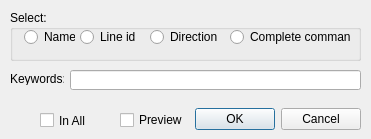
Above: icurve_v2.0.1/icurve/resource/icv_curve_filter.ui from Sunfe/icurve before the change. Below: the same form after it.
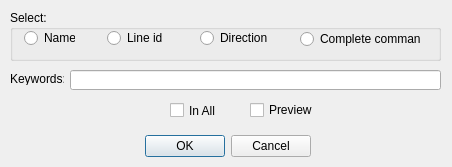
That is the form after the change.

Commit message: target for supporting multi-lines filtering.20160821-00:52

```diff
--- a/icurve_v2.0.1/icurve/resource/icv_curve_filter.ui
+++ b/icurve_v2.0.1/icurve/resource/icv_curve_filter.ui
@@ -6,8 +6,8 @@
    <rect>
     <x>0</x>
     <y>0</y>
-    <width>371</width>
-    <height>139</height>
+    <width>452</width>
+    <height>167</height>
    </rect>
   </property>
   <property name="windowTitle">
@@ -16,8 +16,8 @@
   <widget class="QDialogButtonBox" name="buttonBox">
    <property name="geometry">
     <rect>
-     <x>190</x>
-     <y>103</y>
+     <x>140</x>
+     <y>130</y>
      <width>171</width>
      <height>32</height>
     </rect>
@@ -37,7 +37,7 @@
     <rect>
      <x>70</x>
      <y>70</y>
-     <width>291</width>
+     <width>371</width>
      <height>20</height>
     </rect>
    </property>
@@ -47,7 +47,7 @@
     <rect>
      <x>10</x>
      <y>10</y>
-     <width>351</width>
+     <width>431</width>
      <height>51</height>
     </rect>
    </property>
@@ -58,7 +58,7 @@
     <property name="geometry">
      <rect>
       <x>14</x>
-      <y>17</y>
+      <y>18</y>
       <width>51</width>
       <height>20</height>
      </rect>
@@ -70,8 +70,8 @@
    <widget class="QRadioButton" name="radioLineId">
     <property name="geometry">
      <rect>
-      <x>70</x>
-      <y>17</y>
+      <x>97</x>
+      <y>18</y>
       <width>61</width>
       <height>20</height>
      </rect>
@@ -83,8 +83,8 @@
    <widget class="QRadioButton" name="radioDirection">
     <property name="geometry">
      <rect>
-      <x>140</x>
-      <y>17</y>
+      <x>190</x>
+      <y>18</y>
       <width>89</width>
       <height>20</height>
      </rect>
@@ -96,8 +96,8 @@
    <widget class="QRadioButton" name="radioCompleteComand">
     <property name="geometry">
      <rect>
-      <x>220</x>
-      <y>17</y>
+      <x>290</x>
+      <y>19</y>
       <width>121</width>
       <height>20</height>
      </rect>
@@ -123,8 +123,8 @@
   <widget class="QCheckBox" name="previewCheckBox">
    <property name="geometry">
     <rect>
-     <x>120</x>
-     <y>110</y>
+     <x>250</x>
+     <y>100</y>
      <width>71</width>
      <height>20</height>
     </rect>
@@ -136,8 +136,8 @@
   <widget class="QCheckBox" name="checkBox">
    <property name="geometry">
     <rect>
-     <x>40</x>
-     <y>112</y>
+     <x>170</x>
+     <y>102</y>
      <width>72</width>
      <height>17</height>
     </rect>
```
The commit also changes 2 other files.
